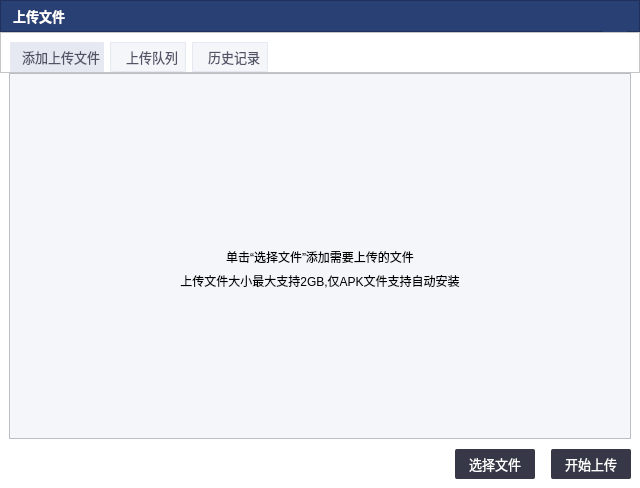
ZhouMei20220810/TEST, file uploadfiledialog.ui: the form before one commit.
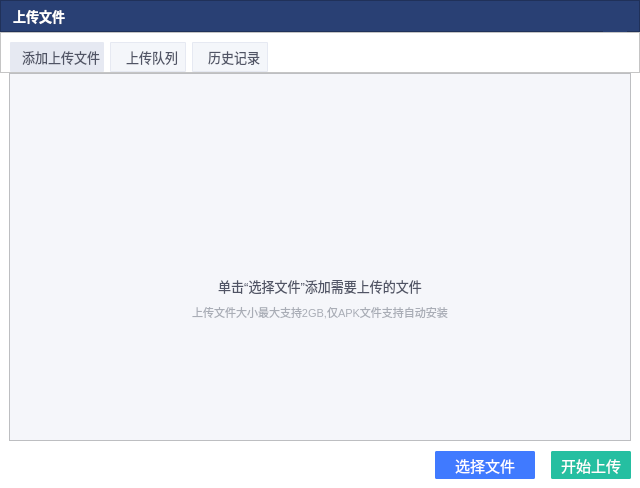
The form after the commit. The open tabs and pages were chosen to show the change. Icons and pictures are not drawn.

```diff
--- a/uploadfiledialog.ui
+++ b/uploadfiledialog.ui
@@ -596,6 +596,9 @@
           <enum>QFrame::Raised</enum>
          </property>
          <layout class="QVBoxLayout" name="verticalLayout_2">
+          <property name="spacing">
+           <number>8</number>
+          </property>
           <item>
            <spacer name="verticalSpacer">
             <property name="orientation">
@@ -626,6 +629,18 @@
             </item>
             <item>
              <widget class="QLabel" name="label_4">
+              <property name="minimumSize">
+               <size>
+                <width>32</width>
+                <height>32</height>
+               </size>
+              </property>
+              <property name="maximumSize">
+               <size>
+                <width>32</width>
+                <height>32</height>
+               </size>
+              </property>
               <property name="text">
                <string/>
               </property>
@@ -649,8 +664,29 @@
             </item>
            </layout>
           </item>
+          <item>
+           <spacer name="verticalSpacer_3">
+            <property name="orientation">
+             <enum>Qt::Vertical</enum>
+            </property>
+            <property name="sizeHint" stdset="0">
+             <size>
+              <width>20</width>
+              <height>8</height>
+             </size>
+            </property>
+           </spacer>
+          </item>
           <item>
            <widget class="QLabel" name="label">
+            <property name="font">
+             <font>
+              <pointsize>10</pointsize>
+             </font>
+            </property>
+            <property name="styleSheet">
+             <string notr="true">color:#505465;</string>
+            </property>
             <property name="text">
              <string>单击“选择文件”添加需要上传的文件</string>
             </property>
@@ -661,6 +697,14 @@
           </item>
           <item>
            <widget class="QLabel" name="label_3">
+            <property name="font">
+             <font>
+              <pointsize>8</pointsize>
+             </font>
+            </property>
+            <property name="styleSheet">
+             <string notr="true">color:#A9ADB6;</string>
+            </property>
             <property name="text">
              <string>上传文件大小最大支持2GB,仅APK文件支持自动安装</string>
             </property>
@@ -707,20 +751,26 @@
           <widget class="QToolButton" name="toolBtnSelectFile">
            <property name="minimumSize">
             <size>
-             <width>80</width>
-             <height>30</height>
+             <width>100</width>
+             <height>28</height>
+            </size>
+           </property>
+           <property name="maximumSize">
+            <size>
+             <width>100</width>
+             <height>28</height>
             </size>
            </property>
            <property name="font">
             <font>
-             <pointsize>10</pointsize>
+             <pointsize>11</pointsize>
             </font>
            </property>
            <property name="styleSheet">
-            <string notr="true">QToolButton {
-     border: 0px solid #555764;
+            <string notr="true"> QToolButton {
+     border: 2px solid #FF407AFF;
      border-radius:2px;
-	 background-color: #FF363847;
+	 background-color: #FF407AFF;
 	 color:#FFFFFFFF;
  }
 QToolButton:hover
@@ -734,11 +784,6 @@
 	 background-color: #FF555764;
 	 color:#FFFFFFFF;
  }
-QToolButton:disabled
-{
- background-color: #FFC1C1C1;
- color:#FFFFFFFF;
-}
 
  QToolButton:flat {
      border: none; /* no border for a flat push button */
@@ -759,19 +804,25 @@
            <property name="minimumSize">
             <size>
              <width>80</width>
-             <height>30</height>
+             <height>28</height>
+            </size>
+           </property>
+           <property name="maximumSize">
+            <size>
+             <width>80</width>
+             <height>28</height>
             </size>
            </property>
            <property name="font">
             <font>
-             <pointsize>10</pointsize>
+             <pointsize>11</pointsize>
             </font>
            </property>
            <property name="styleSheet">
-            <string notr="true">QToolButton {
-     border: 0px solid #555764;
+            <string notr="true"> QToolButton {
+     border: 2px solid #FF25BFA1;
      border-radius:2px;
-	 background-color: #FF363847;
+	 background-color: #FF25BFA1;
 	 color:#FFFFFFFF;
  }
 QToolButton:hover
@@ -785,11 +836,6 @@
 	 background-color: #FF555764;
 	 color:#FFFFFFFF;
  }
-QToolButton:disabled
-{
- background-color: #FFC1C1C1;
- color:#FFFFFFFF;
-}
 
  QToolButton:flat {
      border: none; /* no border for a flat push button */
```
Left out of the diff: 31 changed lines with no effect on the pictures.
